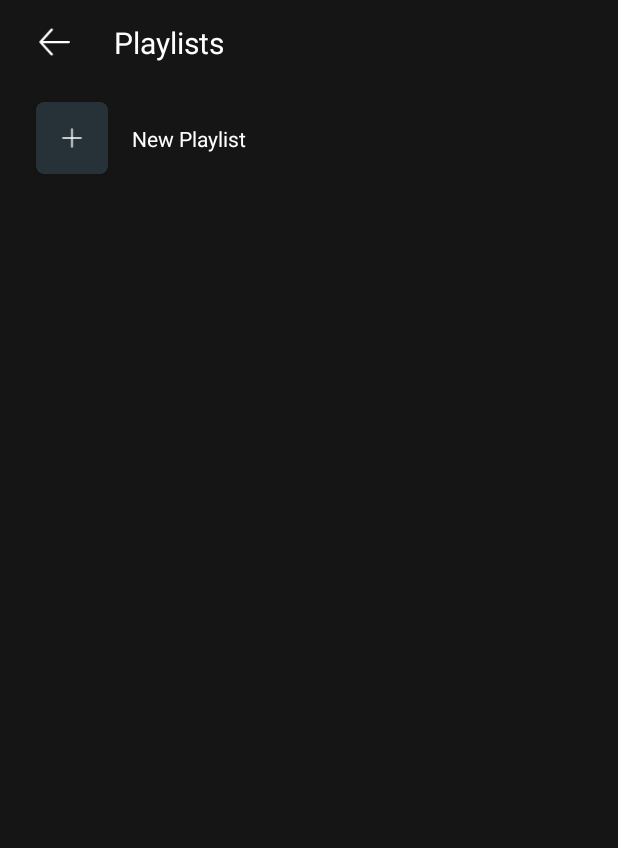
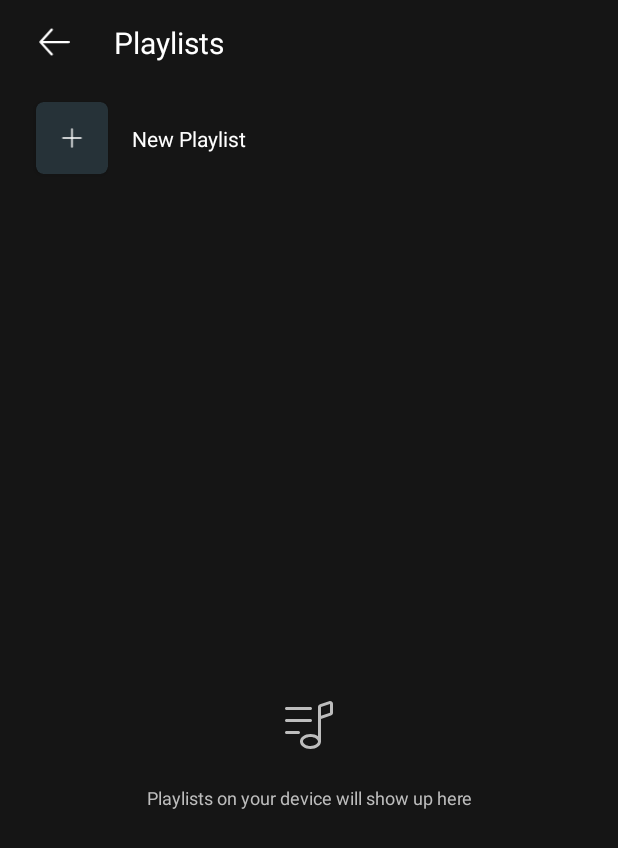
Before and after one commit to mabahmani/radioamin-android, an Android app: the fragment DevicePlaylistsFragment shown on its own in the app's theme, on a phone screen of 412 x 824 dp. Shown: the top 848 px of the screen. Run offline under Robolectric (Android 15) with nearby library versions, the phone set to English and light mode, and no system bars; our stand-ins replace Dagger/Hilt's generated code, Timber, data binding; pictures from the network do not load.

Commit message:
add empty list compound view

```diff
--- /dev/null
+++ b/app/src/main/java/ir/mab/radioamin/ui/custom/EmptyListCompoundView.kt
@@ -0,0 +1,32 @@
+package ir.mab.radioamin.ui.custom
+
+import android.content.Context
+import android.util.AttributeSet
+import android.widget.FrameLayout
+import androidx.appcompat.widget.AppCompatImageView
+import androidx.appcompat.widget.AppCompatTextView
+import ir.mab.radioamin.R
+
+class EmptyListCompoundView @JvmOverloads constructor(
+    context: Context, attrs: AttributeSet? = null, defStyleAttr: Int = 0
+) : FrameLayout(context, attrs, defStyleAttr) {
+
+    init {
+        inflate(context, R.layout.custom_empty_view, this)
+
+        context.theme.obtainStyledAttributes(
+            attrs,
+            R.styleable.EmptyListCompoundView,
+            0, 0).apply {
+
+            try {
+                findViewById<AppCompatTextView>(R.id.text).text = getString(R.styleable.EmptyListCompoundView_elText)
+                findViewById<AppCompatTextView>(R.id.text).setTextColor(getColor(R.styleable.EmptyListCompoundView_elTextColor, resources.getColor(R.color.color10)))
+                findViewById<AppCompatImageView>(R.id.icon).setImageResource(getResourceId(R.styleable.EmptyListCompoundView_elIcon, 0))
+                findViewById<AppCompatImageView>(R.id.icon).setColorFilter(getColor(R.styleable.EmptyListCompoundView_elIconTint, resources.getColor(R.color.color10)))
+            } finally {
+                recycle()
+            }
+        }
+    }
+}
--- a/app/src/main/java/ir/mab/radioamin/ui/deviceonly/DevicePlaylistsFragment.kt
+++ b/app/src/main/java/ir/mab/radioamin/ui/deviceonly/DevicePlaylistsFragment.kt
@@ -54,8 +54,15 @@ class DevicePlaylistsFragment: Fragment() {
                 }
 
                 Status.SUCCESS ->{
-                    devicePlaylistsAdapter.list = it.data?: mutableListOf()
-                    devicePlaylistsAdapter.notifyDataSetChanged()
+                    if (it.data.isNullOrEmpty()){
+                        binding.showEmptyList = true
+                    }
+                    else{
+                        devicePlaylistsAdapter.list = it.data
+                        devicePlaylistsAdapter.notifyDataSetChanged()
+                        binding.showEmptyList = false
+                    }
+
                     binding.showProgress = false
                     binding.refreshLayout.isRefreshing = false
                 }
--- /dev/null
+++ b/app/src/main/res/layout/custom_empty_view.xml
@@ -0,0 +1,33 @@
+<?xml version="1.0" encoding="utf-8"?>
+
+<RelativeLayout xmlns:android="http://schemas.android.com/apk/res/android"
+    android:id="@+id/parent"
+    android:layout_width="match_parent"
+    android:layout_height="match_parent"
+    android:background="@color/color1">
+
+    <LinearLayout
+        android:layout_width="match_parent"
+        android:layout_height="wrap_content"
+        android:orientation="vertical"
+        android:layout_centerVertical="true"
+        >
+
+        <androidx.appcompat.widget.AppCompatImageView
+            android:id="@+id/icon"
+            android:layout_width="32dp"
+            android:layout_height="32dp"
+            android:layout_gravity="center"
+            />
+
+        <androidx.appcompat.widget.AppCompatTextView
+            android:id="@+id/text"
+            android:layout_width="match_parent"
+            android:layout_height="wrap_content"
+            android:gravity="center"
+            android:layout_marginTop="24dp"
+            android:textSize="12sp"
+            />
+    </LinearLayout>
+
+</RelativeLayout>
--- a/app/src/main/res/layout/fragment_device_playlists.xml
+++ b/app/src/main/res/layout/fragment_device_playlists.xml
@@ -12,6 +12,10 @@
 
         <variable
             name="showProgress"
+            type="boolean" />
+
+        <variable
+            name="showEmptyList"
             type="boolean" />
     </data>
 
@@ -136,6 +140,15 @@
                     android:layout_height="match_parent"
                     app:pcVisibility="@{showProgress ? View.VISIBLE: View.GONE}" />
 
+                <ir.mab.radioamin.ui.custom.EmptyListCompoundView
+                    android:layout_width="match_parent"
+                    android:layout_height="match_parent"
+                    app:elText="@string/empty_playlists_msg"
+                    app:elIcon="@drawable/ic_list_music"
+                    android:layout_below="@id/newPlaylistParent"
+                    android:visibility="@{showEmptyList ? View.VISIBLE: View.GONE}"
+                    />
+
             </RelativeLayout>
 
         </androidx.swiperefreshlayout.widget.SwipeRefreshLayout>
--- a/app/src/main/res/values/attrs.xml
+++ b/app/src/main/res/values/attrs.xml
@@ -14,4 +14,11 @@
         <attr name="stBackIconTint" format="color" />
     </declare-styleable>
 
+    <declare-styleable name="EmptyListCompoundView">
+        <attr name="elText" format="string" />
+        <attr name="elIcon" format="reference" />
+        <attr name="elTextColor" format="color" />
+        <attr name="elIconTint" format="color" />
+    </declare-styleable>
+
 </resources>
--- a/app/src/main/res/values/strings.xml
+++ b/app/src/main/res/values/strings.xml
@@ -15,4 +15,5 @@
     <string name="shuffle">Shuffle</string>
     <string name="play">Play</string>
     <string name="songArtistDuration">%s • %s</string>
+    <string name="empty_playlists_msg">Playlists on your device will show up here</string>
 </resources>
```
